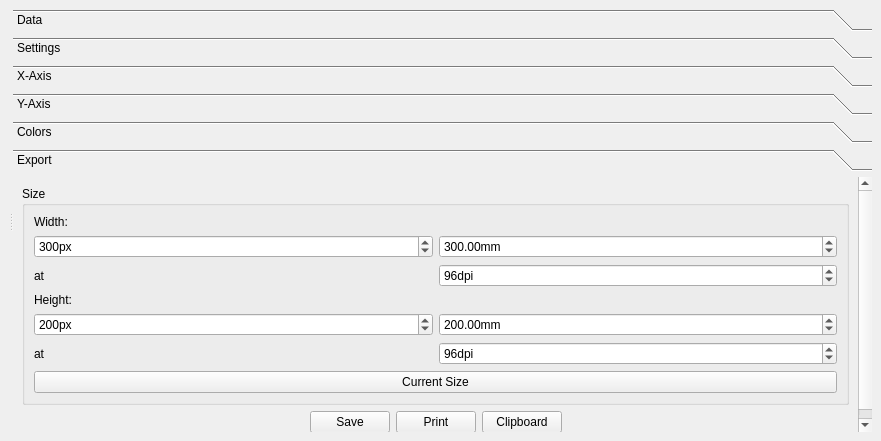
This is plotwindow.ui in Rob0xFF/PhyxCalc as Qt 5 draws it before an edit. The edited form follows.
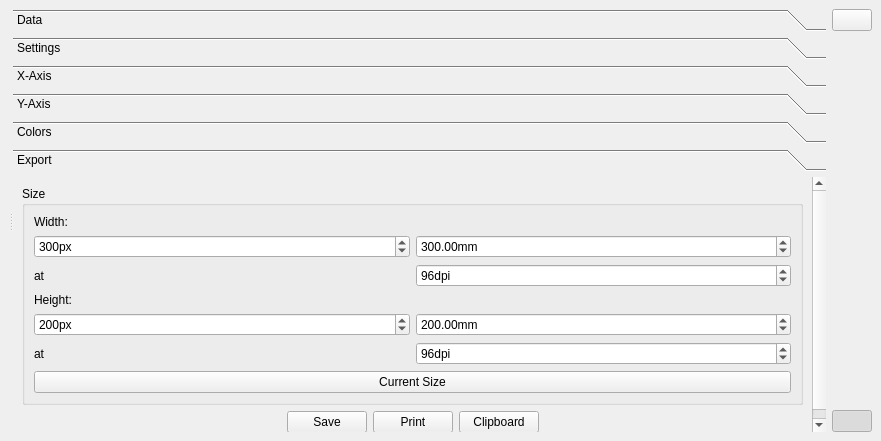
This is the edited form. Custom widgets are drawn as their Qt base class.

Commit message: made some changes for mobile

What changed in the file:
```diff
--- a/plotwindow.ui
+++ b/plotwindow.ui
@@ -14,8 +14,8 @@
    <string>Plot Window</string>
   </property>
   <widget class="QWidget" name="centralwidget">
-   <layout class="QGridLayout" name="gridLayout">
-    <item row="0" column="0">
+   <layout class="QHBoxLayout" name="horizontalLayout_4">
+    <item>
      <widget class="QSplitter" name="splitter">
       <property name="orientation">
        <enum>Qt::Horizontal</enum>
@@ -961,8 +961,8 @@
          <rect>
           <x>0</x>
           <y>0</y>
-          <width>744</width>
-          <height>248</height>
+          <width>720</width>
+          <height>267</height>
          </rect>
         </property>
         <attribute name="label">
@@ -1194,6 +1194,55 @@
       </widget>
      </widget>
     </item>
+    <item>
+     <layout class="QVBoxLayout" name="verticalLayout_16">
+      <item>
+       <widget class="QPushButton" name="mobileCloseButton">
+        <property name="sizePolicy">
+         <sizepolicy hsizetype="Fixed" vsizetype="Fixed">
+          <horstretch>0</horstretch>
+          <verstretch>0</verstretch>
+         </sizepolicy>
+        </property>
+        <property name="text">
+         <string/>
+        </property>
+       </widget>
+      </item>
+      <item>
+       <spacer name="verticalSpacer_6">
+        <property name="orientation">
+         <enum>Qt::Vertical</enum>
+        </property>
+        <property name="sizeHint" stdset="0">
+         <size>
+          <width>0</width>
+          <height>40</height>
+         </size>
+        </property>
+       </spacer>
+      </item>
+      <item>
+       <widget class="QPushButton" name="mobileSettingsButton">
+        <property name="sizePolicy">
+         <sizepolicy hsizetype="Fixed" vsizetype="Fixed">
+          <horstretch>0</horstretch>
+          <verstretch>0</verstretch>
+         </sizepolicy>
+        </property>
+        <property name="text">
+         <string/>
+        </property>
+        <property name="checkable">
+         <bool>true</bool>
+        </property>
+        <property name="checked">
+         <bool>true</bool>
+        </property>
+       </widget>
+      </item>
+     </layout>
+    </item>
    </layout>
   </widget>
  </widget>
```
Left out of the diff: 10 changed lines with no effect on the pictures. The commit also changes 3 other files.
